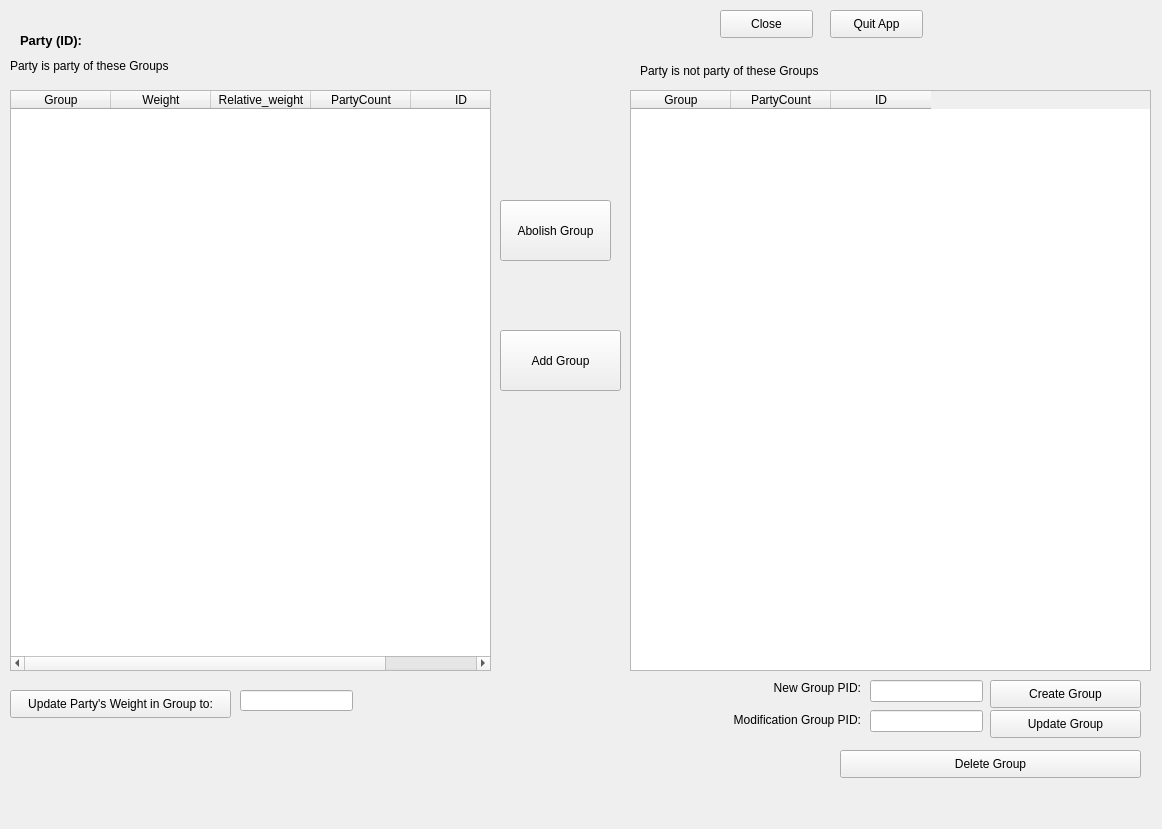
Qt form ui/EditParty2bdUI.ui (sourcery-ai-experiments/jaar) before a commit.
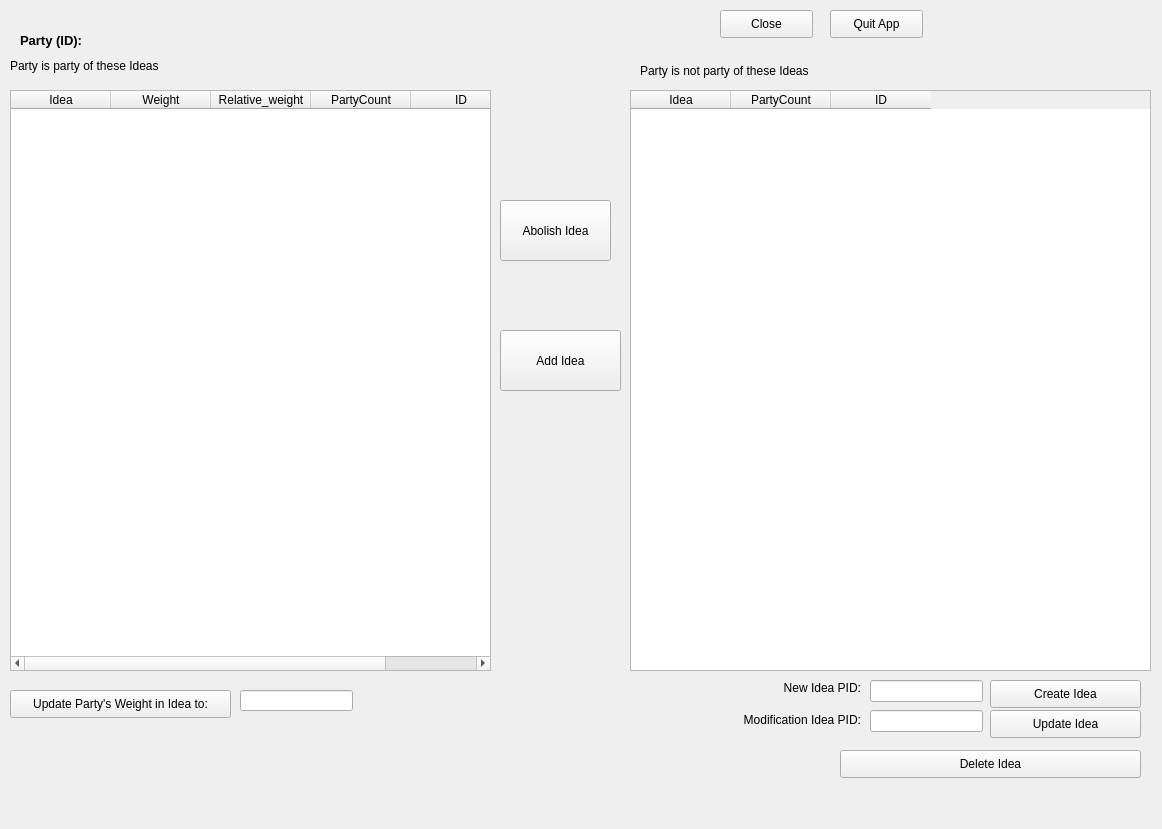
The same form after that commit.

Commit message: closes #201 replace "idea" with "oath", "group" to "idea"

```diff
--- a/ui/EditParty2bdUI.ui
+++ b/ui/EditParty2bdUI.ui
@@ -23,7 +23,7 @@
     </rect>
    </property>
    <property name="text">
-    <string>Add Group</string>
+    <string>Add Idea</string>
    </property>
   </widget>
   <widget class="QPushButton" name="bd_abolish_button">
@@ -36,7 +36,7 @@
     </rect>
    </property>
    <property name="text">
-    <string>Abolish Group</string>
+    <string>Abolish Idea</string>
    </property>
   </widget>
   <widget class="QLabel" name="label">
@@ -49,7 +49,7 @@
     </rect>
    </property>
    <property name="text">
-    <string>Party is party of these Groups</string>
+    <string>Party is party of these Ideas</string>
    </property>
    <property name="wordWrap">
     <bool>true</bool>
@@ -65,7 +65,7 @@
     </rect>
    </property>
    <property name="text">
-    <string>Party is not party of these Groups</string>
+    <string>Party is not party of these Ideas</string>
    </property>
    <property name="wordWrap">
     <bool>true</bool>
@@ -102,7 +102,7 @@
    </property>
    <column>
     <property name="text">
-     <string>Group</string>
+     <string>Idea</string>
     </property>
    </column>
    <column>
@@ -137,7 +137,7 @@
    </property>
    <column>
     <property name="text">
-     <string>Group</string>
+     <string>Idea</string>
     </property>
    </column>
    <column>
@@ -197,7 +197,7 @@
     </rect>
    </property>
    <property name="text">
-    <string>Update Party's Weight in Group to:</string>
+    <string>Update Party's Weight in Idea to:</string>
    </property>
   </widget>
   <widget class="QPushButton" name="bd_insert_button">
@@ -210,7 +210,7 @@
     </rect>
    </property>
    <property name="text">
-    <string>Create Group</string>
+    <string>Create Idea</string>
    </property>
   </widget>
   <widget class="QLineEdit" name="bd_new_edit">
@@ -233,7 +233,7 @@
     </rect>
    </property>
    <property name="text">
-    <string>Delete Group</string>
+    <string>Delete Idea</string>
    </property>
   </widget>
   <widget class="QLabel" name="label_3">
@@ -246,7 +246,7 @@
     </rect>
    </property>
    <property name="text">
-    <string>New Group PID:</string>
+    <string>New Idea PID:</string>
    </property>
    <property name="alignment">
     <set>Qt::AlignRight|Qt::AlignTrailing|Qt::AlignVCenter</set>
@@ -262,7 +262,7 @@
     </rect>
    </property>
    <property name="text">
-    <string>Modification Group PID:</string>
+    <string>Modification Idea PID:</string>
    </property>
    <property name="alignment">
     <set>Qt::AlignRight|Qt::AlignTrailing|Qt::AlignVCenter</set>
@@ -288,7 +288,7 @@
     </rect>
    </property>
    <property name="text">
-    <string>Update Group</string>
+    <string>Update Idea</string>
    </property>
   </widget>
  </widget>
```
Left out of the diff: 2 changed lines with no effect on the pictures. The commit also changes 146 other files.
